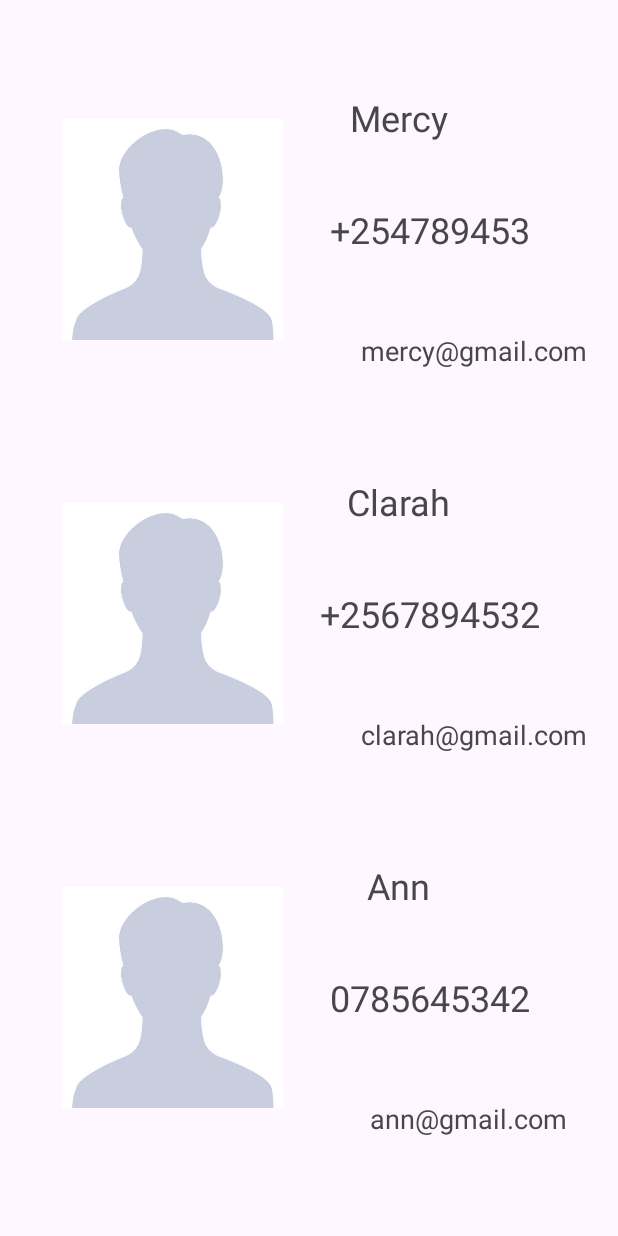
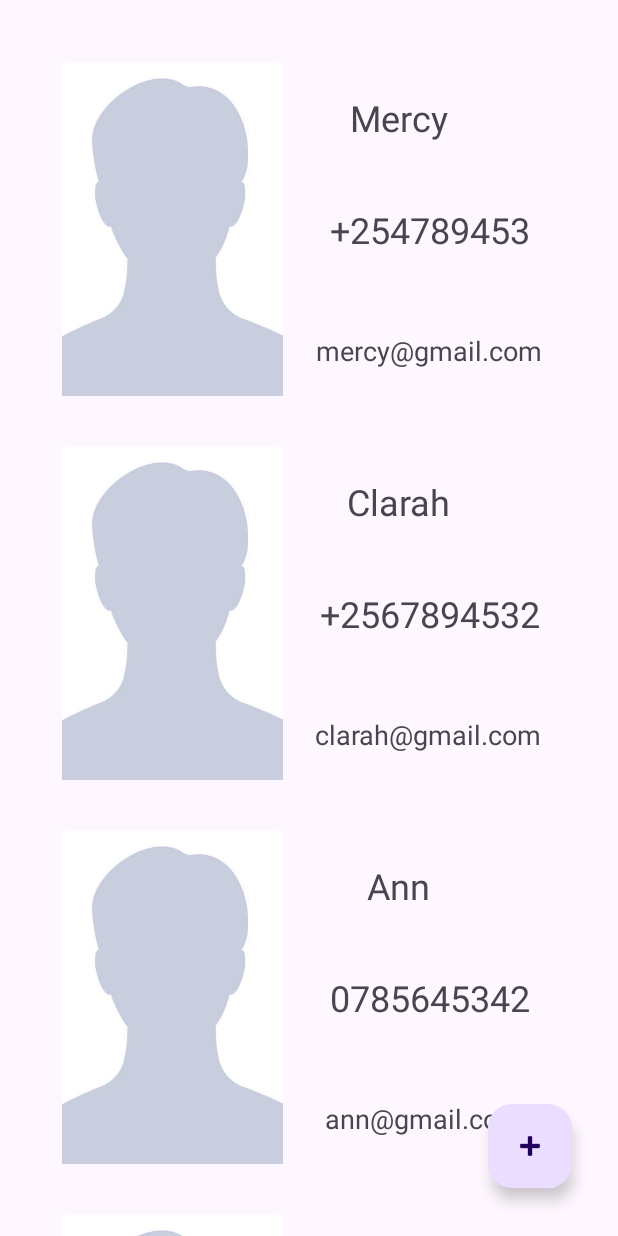
Before and after one commit to Rabecca-Chepkemboi/kt-contact-list, an Android app: the screen it shows after launch (MainActivity), on a phone screen of 412 x 824 dp. Run offline under Robolectric (Android 15) with nearby library versions, the phone set to English and light mode, and no system bars; our stand-ins replace Picasso.

Commit message:
added more contacts

```diff
--- a/app/src/main/java/com/example/contactslist/ContactData.kt
+++ b/app/src/main/java/com/example/contactslist/ContactData.kt
@@ -1,8 +1,8 @@
 package com.example.contactslist
 
 data class ContactData (
-    var firstName:String,
-    var email:String,
-    var phoneNumber:String,
-    var imageResId:Int
+    var Name:String,
+    var Email:String,
+    var PhoneNumber:String,
+    var ImageResId:Int
 )
--- a/app/src/main/java/com/example/contactslist/ContactRvAdapter.kt
+++ b/app/src/main/java/com/example/contactslist/ContactRvAdapter.kt
@@ -7,32 +7,71 @@ import android.view.ViewGroup
 import android.widget.ImageView
 import android.widget.TextView
 import androidx.recyclerview.widget.RecyclerView
+import androidx.recyclerview.widget.RecyclerView.ViewHolder
 import com.example.contactslist.ContactData
+import com.example.contactslist.databinding.ContactListItemBinding
+import com.squareup.picasso.Picasso
 
-class  ContactRvAdapter(private val contactList: List<ContactData>) :
-    RecyclerView.Adapter<ContactRvAdapter.ViewHolder>() {
+//class  ContactAdapter(var contactList: List<ContactData>) : RecyclerView.Adapter<ContactAdapter.ContactViewHolder>() {
+//
+//
+//
+//    //    inner class ViewHolder(view: View) : RecyclerView.ViewHolder(view)
+//
+//    override fun onCreateViewHolder(parent: ViewGroup, viewType: Int):ContactViewHolder{
+//        val binding=ContactListItemBinding.inflate(LayoutInflater.from(parent.context),parent,false)
+//        return ContactViewHolder(binding)
+//
+//    }
+//
+//    override fun onBindViewHolder(holder:ContactViewHolder,position:Int){
+//        val contact = contactList.get(position)
+//        val binding=holder.binding
+//        binding.ivAvatar.tag=contact.ImageResId
+//        binding.tvName.text = contact.Name
+//        binding.tvPhoneNumber.text = contact.PhoneNumber
+//        binding.tvEmail.text = contact.Email
+//
+//        Picasso
+//            .get()
+//            .load(contact.ImageResId)
+//            .resize(80, 80)
+//            .centerCrop()
+//            .into(binding.ivAvatar)
+//    }
+//
+//    override fun getItemCount(): Int{
+//        return contactList.size
+//    }
+//    class ContactViewHolder(var binding:ContactListItemBinding): ViewHolder(binding.root)
+//}
 
-    inner class ViewHolder(view: View) : RecyclerView.ViewHolder(view)
+class ContactAdapter(var contactList: List<ContactData>) : RecyclerView.Adapter<ContactAdapter.ContactViewHolder>() {
 
-    override fun onCreateViewHolder(parent: ViewGroup, viewType: Int): ViewHolder {
-        val view = LayoutInflater.from(parent.context)
-            .inflate(R.layout.contact_list_item, parent, false)
-        return ViewHolder(view)
-
+    override fun onCreateViewHolder(parent: ViewGroup, viewType: Int): ContactViewHolder {
+        val binding = ContactListItemBinding.inflate(LayoutInflater.from(parent.context), parent, false)
+        return ContactViewHolder(binding)
     }
 
-    override fun onBindViewHolder(holder: ViewHolder, position: Int) {
+    override fun onBindViewHolder(holder: ContactViewHolder, position: Int) {
         val contact = contactList[position]
+        val binding = (holder as ContactViewHolder).binding
+        binding.ivAvatar.tag = contact.ImageResId
+        binding.tvName.text = contact.Name
+        binding.tvPhoneNumber.text = contact.PhoneNumber
+        binding.tvEmail.text = contact.Email
 
-        holder.itemView.findViewById<ImageView>(R.id.ivAvatar).setImageResource(contact.imageResId)
-        holder.itemView.findViewById<TextView>(R.id.tvName).text = contact.firstName
-        holder.itemView.findViewById<TextView>(R.id.tvEmail).text = contact.email
-        holder.itemView.findViewById<TextView>(R.id.tvPhoneNumber).text = contact.phoneNumber
-
+        Picasso
+            .get()
+            .load(contact.ImageResId)
+            .resize(80, 80)
+            .centerCrop()
+            .into(binding.ivAvatar)
     }
 
-    override fun getItemCount(): Int{
+    override fun getItemCount(): Int {
         return contactList.size
     }
 
+    class ContactViewHolder(var binding: ContactListItemBinding) : RecyclerView.ViewHolder(binding.root)
 }
--- a/app/src/main/java/com/example/contactslist/MainActivity.kt
+++ b/app/src/main/java/com/example/contactslist/MainActivity.kt
@@ -1,28 +1,48 @@
 package com.example.contactslist
 
+import android.content.Intent
 import androidx.appcompat.app.AppCompatActivity
 import android.os.Bundle
 import androidx.recyclerview.widget.LinearLayoutManager
 import androidx.recyclerview.widget.RecyclerView
+import com.example.contactslist.databinding.ActivityMainBinding
 
 class MainActivity : AppCompatActivity() {
+    lateinit var binding: ActivityMainBinding
     override fun onCreate(savedInstanceState: Bundle?) {
         super.onCreate(savedInstanceState)
-        setContentView(R.layout.activity_main)
-        val contacts = mutableListOf(
-            ContactData( "Mercy", "mercy@gmail.com", "+254789453", imageResId = R.drawable.avatar),
-            ContactData("Clarah",  "clarah@gmail.com", "+2567894532", imageResId = R.drawable.avatar),
-            ContactData("Ann","ann@gmail.com","0785645342", imageResId = R.drawable.avatar),
-            ContactData("Daisy", "daisy@gmail.com", "074356287", imageResId = R.drawable.avatar),
-            ContactData("Morgan", "morgan@gmail.com", "073254760", imageResId = R.drawable.avatar),
-            ContactData("John", "john@gmail.com", "0712456789", imageResId = R.drawable.avatar),
-            ContactData("Issabellah" ,"issabellah@gmail.com", "072536378", imageResId = R.drawable.avatar ),
-            ContactData( "Vince", "vince@gmail.com",  "075649384", imageResId = R.drawable.avatar),
-            ContactData("Ambrose", "ambrose@gmai.com", "0798032356", imageResId = R.drawable.avatar),
-            ContactData( "Samwel", "samwel@gmail.com",  "0789457458", imageResId = R.drawable.avatar)
+        binding = ActivityMainBinding.inflate(layoutInflater)
+        setContentView(binding.root)
+    }
+        override fun onResume() {
+            super.onResume()
+            contacts()
+            binding.fabFloat.setOnClickListener {
+                val intent = Intent(this,AddContacts::class.java)
+                startActivity(intent)
+            }
+        }
+
+      fun  contacts (){
+       var detail1= ContactData("Mercy", "mercy@gmail.com", "+254789453", ImageResId = R.drawable.avatar)
+        var detail2 = ContactData("Clarah", "clarah@gmail.com", "+2567894532", ImageResId = R.drawable.avatar)
+        var detail3 = ContactData("Ann", "ann@gmail.com", "0785645342", ImageResId = R.drawable.avatar)
+          var detail4 = ContactData("Daisy", "daisy@gmail.com", "074356287", ImageResId = R.drawable.avatar)
+          var detail5 = ContactData("Morgan", "morgan@gmail.com", "073254760", ImageResId = R.drawable.avatar)
+        var detail6 = ContactData("John", "john@gmail.com", "0712456789", ImageResId = R.drawable.avatar)
+        var detail7 = ContactData(
+            "Issabellah",
+            "issabellah@gmail.com",
+            "072536378",
+            ImageResId = R.drawable.avatar
         )
-        val recyclerView = findViewById<RecyclerView>(R.id.rvContact)
-        recyclerView.layoutManager = LinearLayoutManager(this)
-        recyclerView.adapter = ContactRvAdapter(contacts)
+        var detail8 = ContactData("Vince", "vince@gmail.com", "075649384", ImageResId = R.drawable.avatar)
+        var detail9 = ContactData("Ambrose", "ambrose@gmai.com", "0798032356", ImageResId = R.drawable.avatar)
+        var detail10 = ContactData("Samwel", "samwel@gmail.com", "0789457458", ImageResId = R.drawable.avatar)
+
+var details = listOf(detail1, detail2, detail3, detail4, detail5,detail6, detail7, detail8, detail9, detail10)
+          var ContactAdapter = ContactAdapter(details)
+        binding.rvContact.layoutManager = LinearLayoutManager(this)
+        binding.rvContact.adapter = ContactAdapter
     }
 }
--- a/app/src/main/res/layout/activity_add_contacts.xml
+++ b/app/src/main/res/layout/activity_add_contacts.xml
@@ -8,52 +8,57 @@
 
     <ImageView
         android:id="@+id/rvAvatar"
-        android:layout_width="133dp"
-        android:layout_height="191dp"
+        android:layout_width="118dp"
+        android:layout_height="150dp"
         android:layout_marginEnd="200dp"
         android:layout_marginBottom="333dp"
         app:layout_constraintBottom_toBottomOf="parent"
         app:layout_constraintEnd_toEndOf="parent"
+        app:layout_constraintHorizontal_bias="0.205"
         app:layout_constraintStart_toStartOf="parent"
         app:layout_constraintTop_toTopOf="parent"
+        app:layout_constraintVertical_bias="0.057"
         app:srcCompat="@drawable/avatar" />
 
     <TextView
-        android:id="@+id/textView"
+        android:id="@+id/tvName"
         android:layout_width="wrap_content"
         android:layout_height="wrap_content"
         android:layout_marginStart="89dp"
-        android:layout_marginTop="120dp"
+        android:layout_marginTop="36dp"
         android:layout_marginEnd="100dp"
-        android:text="Rebecca"
         app:layout_constraintEnd_toEndOf="parent"
         app:layout_constraintHorizontal_bias="0.0"
         app:layout_constraintStart_toEndOf="@+id/rvAvatar"
-        app:layout_constraintTop_toTopOf="parent" />
+        app:layout_constraintTop_toTopOf="parent"
+        tools:text="Rebecca" />
 
     <TextView
-        android:id="@+id/textView2"
+        android:id="@+id/tvPhoneNumber"
         android:layout_width="wrap_content"
         android:layout_height="wrap_content"
         android:layout_marginStart="98dp"
-        android:layout_marginTop="45dp"
+        android:layout_marginTop="36dp"
         android:layout_marginEnd="69dp"
-        android:text="072344645"
         app:layout_constraintEnd_toEndOf="parent"
+        app:layout_constraintHorizontal_bias="0.0"
         app:layout_constraintStart_toEndOf="@+id/rvAvatar"
-        app:layout_constraintTop_toBottomOf="@+id/textView" />
+        app:layout_constraintTop_toBottomOf="@+id/tvName"
+        tools:text="072344645" />
 
     <TextView
-        android:id="@+id/textView4"
+        android:id="@+id/tvEmail"
         android:layout_width="wrap_content"
         android:layout_height="wrap_content"
         android:layout_marginStart="87dp"
         android:layout_marginTop="32dp"
         android:layout_marginEnd="43dp"
         android:layout_marginBottom="468dp"
-        android:text="rebecca@gmail.com"
         app:layout_constraintBottom_toBottomOf="parent"
         app:layout_constraintEnd_toEndOf="parent"
+        app:layout_constraintHorizontal_bias="0.0"
         app:layout_constraintStart_toEndOf="@+id/rvAvatar"
-        app:layout_constraintTop_toBottomOf="@+id/textView2" />
+        app:layout_constraintTop_toBottomOf="@+id/tvPhoneNumber"
+        app:layout_constraintVertical_bias="0.069"
+        tools:text="rebecca@gmail.com" />
 </androidx.constraintlayout.widget.ConstraintLayout>
--- a/app/src/main/res/layout/activity_main.xml
+++ b/app/src/main/res/layout/activity_main.xml
@@ -16,4 +16,17 @@
         app:layout_constraintEnd_toEndOf="parent"
         app:layout_constraintStart_toStartOf="parent"
         app:layout_constraintTop_toTopOf="parent" />
+
+    <com.google.android.material.floatingactionbutton.FloatingActionButton
+        android:id="@+id/fabFloat"
+        android:layout_width="wrap_content"
+        android:layout_height="wrap_content"
+        android:layout_marginStart="325dp"
+        android:layout_marginEnd="31dp"
+        android:layout_marginBottom="32dp"
+        android:clickable="true"
+        app:layout_constraintBottom_toBottomOf="parent"
+        app:layout_constraintEnd_toEndOf="parent"
+        app:layout_constraintStart_toStartOf="parent"
+        app:srcCompat="@android:drawable/ic_input_add" />
 </androidx.constraintlayout.widget.ConstraintLayout>
--- a/app/src/main/res/layout/contact_list_item.xml
+++ b/app/src/main/res/layout/contact_list_item.xml
@@ -49,7 +49,6 @@
         android:id="@+id/tvEmail"
         android:layout_width="wrap_content"
         android:layout_height="wrap_content"
-        android:layout_marginStart="43dp"
         android:layout_marginTop="52dp"
         android:text="chepkemboirabecca@gmail.com"
         android:textSize="18sp"
@@ -57,4 +56,6 @@
         app:layout_constraintHorizontal_bias="0.306"
         app:layout_constraintStart_toEndOf="@+id/ivAvatar"
         app:layout_constraintTop_toBottomOf="@+id/tvPhoneNumber" />
+
+
 </androidx.constraintlayout.widget.ConstraintLayout>
```
